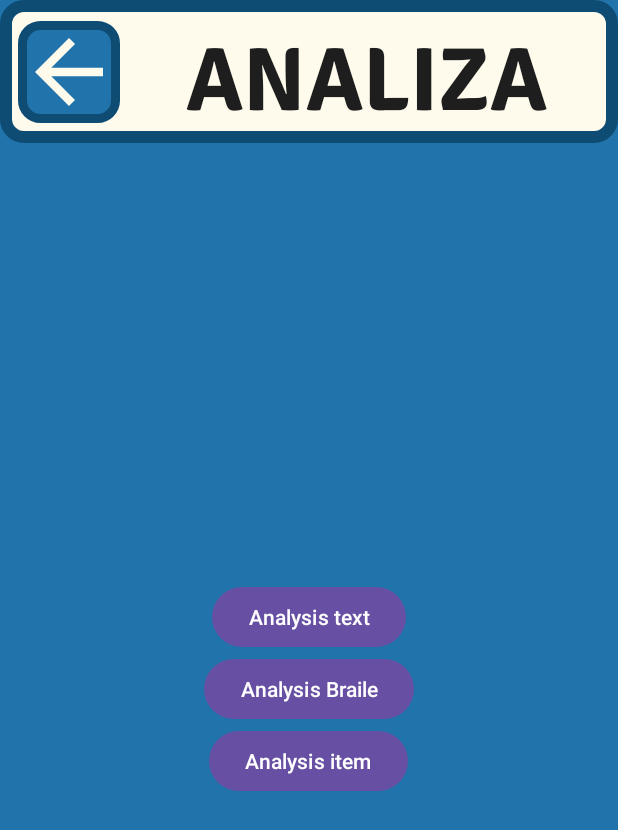
After one commit to JakubJakacki18/OptigAI, an Android app: the AnalysisActivity screen opened directly, with no data from a screen before it, on a phone screen of 412 x 824 dp. The commit adds this screen. Shown: the top 830 px of the screen. Run offline under Robolectric (Android 15) with nearby library versions, the phone set to English and light mode, and no system bars.

Commit message:
Prototype of analysis, - Skeleton of analysis selector, - Fixed camera rotating in activity_camera.xml, - Added AnalysisActivity.kt,

```diff
--- a/app/build.gradle.kts
+++ b/app/build.gradle.kts
@@ -40,8 +40,6 @@ android {
 }
 
 dependencies {
-    val cameraxVersion = "1.4.2"
-
     implementation(libs.androidx.camera.core)
     implementation(libs.androidx.camera.camera2)
     implementation(libs.androidx.camera.lifecycle)
@@ -50,6 +48,7 @@ dependencies {
     implementation(libs.androidx.camera.mlkit.vision)
     implementation(libs.androidx.camera.extensions)
 
+    implementation(libs.androidx.fragment.ktx)
     implementation(libs.androidx.concurrent.futures.ktx)
     implementation(libs.androidx.lifecycle.runtime.ktx)
     implementation(libs.androidx.core.ktx)
--- a/app/src/main/AndroidManifest.xml
+++ b/app/src/main/AndroidManifest.xml
@@ -5,6 +5,7 @@
     <uses-feature
         android:name="android.hardware.camera"
         android:required="true" />
+
     <uses-permission android:name="android.permission.CAMERA" />
 
     <application
@@ -18,6 +19,9 @@
         android:theme="@style/Theme.OptigAI"
         tools:targetApi="31">
         <activity
+            android:name=".ui.AnalysisActivity"
+            android:exported="false" />
+        <activity
             android:name=".ui.CameraActivity"
             android:exported="false" />
         <activity
@@ -25,6 +29,7 @@
             android:exported="true">
             <intent-filter>
                 <action android:name="android.intent.action.MAIN" />
+
                 <category android:name="android.intent.category.LAUNCHER" />
             </intent-filter>
         </activity>
--- /dev/null
+++ b/app/src/main/java/pl/pb/optigai/ui/AnalysisActivity.kt
@@ -0,0 +1,30 @@
+package pl.pb.optigai.ui
+
+import android.net.Uri
+import android.os.Bundle
+import androidx.activity.viewModels
+import androidx.appcompat.app.AppCompatActivity
+import androidx.core.net.toUri
+import pl.pb.optigai.R
+import pl.pb.optigai.utils.data.AnalysisViewModel
+
+class AnalysisActivity : AppCompatActivity() {
+    private val analysisViewModel: AnalysisViewModel by viewModels()
+
+    override fun onCreate(savedInstanceState: Bundle?) {
+        super.onCreate(savedInstanceState)
+        setContentView(R.layout.activity_analysis)
+
+        val uriString = intent.getStringExtra("IMAGE_URI")
+        val uri = uriString?.toUri()
+
+        uri?.let { analysisViewModel.initPhotoUri(it) }
+
+        if (savedInstanceState == null) {
+            supportFragmentManager
+                .beginTransaction()
+                .replace(R.id.fragmentContainer, AnalysisSelectorFragment())
+                .commit()
+        }
+    }
+}
--- /dev/null
+++ b/app/src/main/java/pl/pb/optigai/ui/AnalysisSelectorFragment.kt
@@ -0,0 +1,29 @@
+package pl.pb.optigai.ui
+
+import android.os.Bundle
+import android.view.LayoutInflater
+import android.view.View
+import android.view.ViewGroup
+import android.widget.ImageView
+import androidx.fragment.app.Fragment
+import androidx.fragment.app.activityViewModels
+import androidx.lifecycle.Observer
+import pl.pb.optigai.R
+import pl.pb.optigai.utils.data.AnalysisViewModel
+
+class AnalysisSelectorFragment : Fragment() {
+    private val viewModel: AnalysisViewModel by activityViewModels()
+
+    override fun onCreateView(
+        inflater: LayoutInflater,
+        container: ViewGroup?,
+        savedInstanceState: Bundle?,
+    ): View? {
+        val view = inflater.inflate(R.layout.fragment_analysis_selector, container, false)
+        val imageView: ImageView = view.findViewById(R.id.analyzedPhoto)
+        viewModel.photoUri.observe(viewLifecycleOwner) { uri ->
+            imageView.setImageURI(uri)
+        }
+        return view
+    }
+}
--- /dev/null
+++ b/app/src/main/java/pl/pb/optigai/utils/data/AnalysisViewModel.kt
@@ -0,0 +1,19 @@
+package pl.pb.optigai.utils.data
+
+import android.net.Uri
+import androidx.lifecycle.LiveData
+import androidx.lifecycle.MutableLiveData
+import androidx.lifecycle.ViewModel
+
+class AnalysisViewModel : ViewModel() {
+    private val _photoUri = MutableLiveData<Uri>()
+    val photoUri: LiveData<Uri> get() = _photoUri
+
+    val analysisResult = MutableLiveData<String>()
+
+    fun initPhotoUri(uri: Uri) {
+        if (_photoUri.value == null) {
+            _photoUri.value = uri
+        }
+    }
+}
--- /dev/null
+++ b/app/src/main/res/layout/activity_analysis.xml
@@ -0,0 +1,62 @@
+<?xml version="1.0" encoding="utf-8"?>
+<androidx.constraintlayout.widget.ConstraintLayout xmlns:android="http://schemas.android.com/apk/res/android"
+    xmlns:app="http://schemas.android.com/apk/res-auto"
+    xmlns:tools="http://schemas.android.com/tools"
+    android:id="@+id/main"
+    android:layout_width="match_parent"
+    android:layout_height="match_parent"
+    android:background="@color/lightblue"
+    tools:context=".ui.AnalysisActivity">
+    <LinearLayout
+        android:layout_width="match_parent"
+        android:layout_height="match_parent"
+        android:orientation="vertical">
+
+        <androidx.constraintlayout.widget.ConstraintLayout
+            android:id="@+id/headerLayout"
+            android:layout_width="match_parent"
+            android:layout_height="wrap_content"
+            android:background="@drawable/nav_background"
+            android:padding="4dp"
+            app:layout_constraintTop_toTopOf="parent">
+
+            <ImageView
+                android:id="@+id/backButton"
+                android:layout_width="68dp"
+                android:layout_height="68dp"
+                android:background="@drawable/back_button"
+                android:src="@drawable/ic_back_button"
+                android:contentDescription="@string/back_button_description"
+                android:layout_marginStart="8dp"
+                app:layout_constraintStart_toStartOf="parent"
+                app:layout_constraintTop_toTopOf="parent"
+                app:layout_constraintBottom_toBottomOf="parent"
+                android:stateListAnimator="@animator/scale_animator"/>
+
+            <TextView
+                android:id="@+id/galleryTitle"
+                android:layout_width="wrap_content"
+                android:layout_height="wrap_content"
+                android:text="ANALIZA"
+                android:textSize="60sp"
+                android:fontFamily="@font/signikab"
+                android:textStyle="bold"
+                android:textColor="@color/onyx"
+                app:layout_constraintStart_toEndOf="@+id/backButton"
+                app:layout_constraintEnd_toEndOf="parent"
+                app:layout_constraintTop_toTopOf="parent"
+                app:layout_constraintBottom_toBottomOf="parent"
+                tools:ignore="HardcodedText" />
+        </androidx.constraintlayout.widget.ConstraintLayout>
+
+        <FrameLayout
+            android:id="@+id/fragmentContainer"
+            android:layout_width="match_parent"
+            android:layout_height="match_parent" />
+
+    </LinearLayout>
+
+
+
+
+</androidx.constraintlayout.widget.ConstraintLayout>
--- a/app/src/main/res/layout/activity_camera.xml
+++ b/app/src/main/res/layout/activity_camera.xml
@@ -5,6 +5,7 @@
     android:id="@+id/main"
     android:layout_width="match_parent"
     android:layout_height="match_parent"
+    android:background="@color/lightblue"
     tools:context=".ui.CameraActivity">
 
     <androidx.camera.view.PreviewView
--- /dev/null
+++ b/app/src/main/res/layout/fragment_analysis_selector.xml
@@ -0,0 +1,39 @@
+<?xml version="1.0" encoding="utf-8"?>
+<FrameLayout xmlns:android="http://schemas.android.com/apk/res/android"
+    xmlns:tools="http://schemas.android.com/tools"
+    android:layout_width="match_parent"
+    android:layout_height="match_parent"
+    tools:context=".ui.AnalysisSelectorFragment">
+    <ImageView
+        android:id="@+id/analyzedPhoto"
+        android:layout_width="match_parent"
+        android:layout_height="match_parent"
+        android:scaleType="centerInside"
+        android:alpha="0.5"
+        />
+
+    <LinearLayout
+        android:layout_width="match_parent"
+        android:layout_height="match_parent"
+        android:orientation="vertical"
+        android:gravity="center"
+        >
+
+        <Button
+            android:id="@+id/analysisTextButton"
+            android:layout_width="wrap_content"
+            android:layout_height="wrap_content"
+            android:text="Analysis text" />
+
+        <Button
+            android:id="@+id/analysisBraileButton"
+            android:layout_width="wrap_content"
+            android:layout_height="wrap_content"
+            android:text="Analysis Braile" />
+        <Button
+            android:id="@+id/analysisItemButton"
+            android:layout_width="wrap_content"
+            android:layout_height="wrap_content"
+            android:text="Analysis item" />
+    </LinearLayout>
+</FrameLayout>
--- a/gradle/libs.versions.toml
+++ b/gradle/libs.versions.toml
@@ -12,6 +12,7 @@ activity = "1.10.1"
 constraintlayout = "2.2.1"
 lifecycleRuntimeKtx = "2.8.0"
 concurrentFuturesKtx = "1.3.0"
+fragmentKtx = "1.8.9"
 
 [libraries]
 androidx-camera-camera2 = { module = "androidx.camera:camera-camera2", version.ref = "cameraxVersion" }
@@ -31,6 +32,7 @@ androidx-activity = { group = "androidx.activity", name = "activity", version.re
 androidx-constraintlayout = { group = "androidx.constraintlayout", name = "constraintlayout", version.ref = "constraintlayout" }
 androidx-lifecycle-runtime-ktx = { group = "androidx.lifecycle", name = "lifecycle-runtime-ktx", version.ref = "lifecycleRuntimeKtx" }
 androidx-concurrent-futures-ktx = { group = "androidx.concurrent", name = "concurrent-futures-ktx", version.ref = "concurrentFuturesKtx" }
+androidx-fragment-ktx = { group = "androidx.fragment", name = "fragment-ktx", version.ref = "fragmentKtx" }
 
 [plugins]
 android-application = { id = "com.android.application", version.ref = "agp" }
```
Also changed, not shown: app/src/main/java/pl/pb/optigai/ui/AnalysisResultFragment.kt (added, +19 -0 lines), app/src/main/java/pl/pb/optigai/ui/CameraActivity.kt (+9 -6 lines), app/src/main/res/layout-land/activity_camera.xml (added, +62 -0 lines), app/src/main/res/layout/fragment_analysis_result.xml (added, +10 -0 lines).
